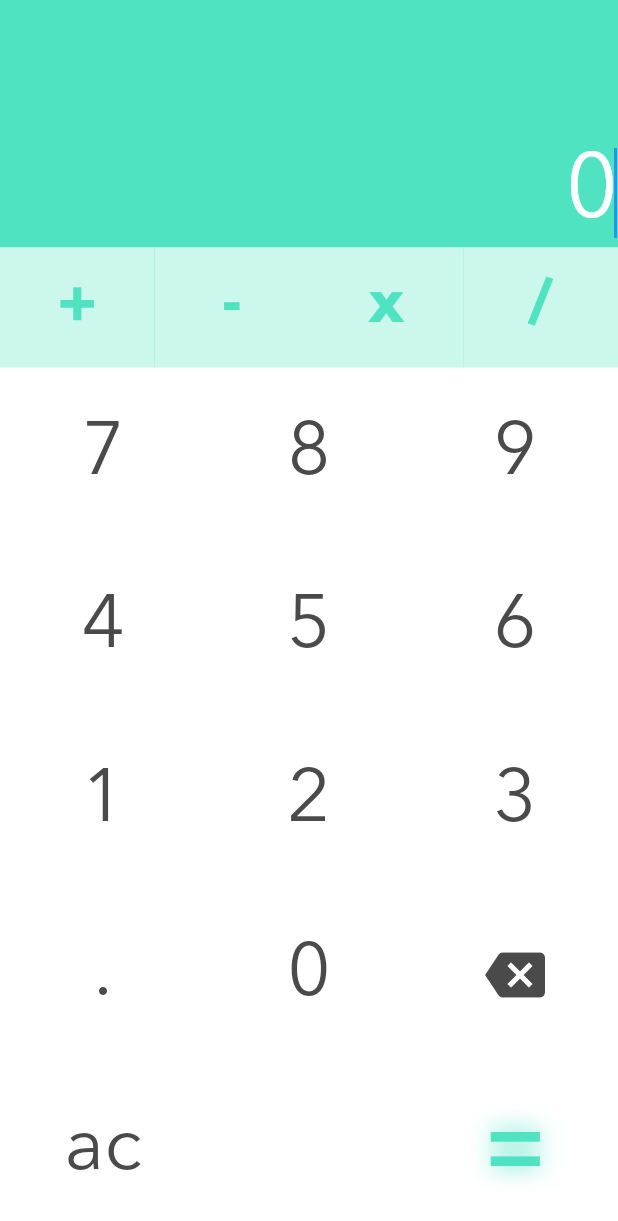
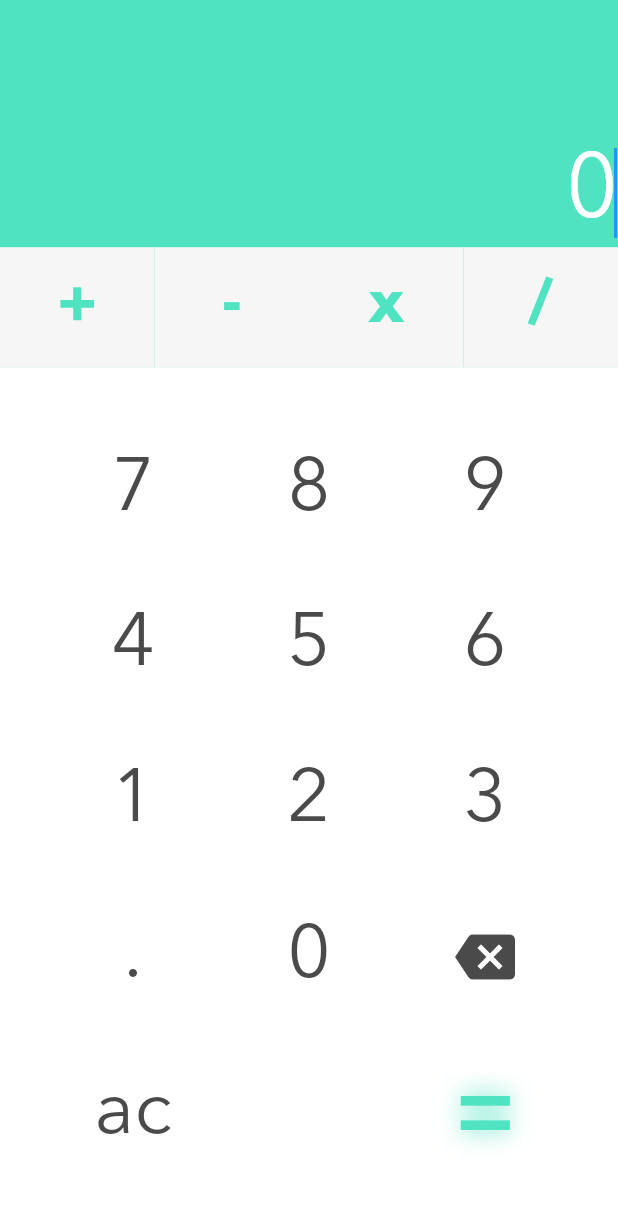
Before and after one commit to shubhamhackz/flutter-calculator, a Flutter app: the screen it shows after launch, on a phone screen of 412 x 824 dp. Shown: the top 1221 px of the screen. Run offline on Flutter 3.47's test engine with Material 2 defaults, Android fonts, the phone set to English and light mode, and no system bars.

Commit message:
second commit

```diff
--- a/lib/main.dart
+++ b/lib/main.dart
@@ -48,7 +48,7 @@ class _MyAppState extends State<MyApp> {
     setState(() {
       _actionKey = actionKey;
 
-      lastValue = double.parse(convertToString(_currentValues));
+        lastValue = double.parse(convertToString(_currentValues));
       print('Action Tapped :: $lastValue');
     });
   }
@@ -205,13 +205,12 @@ class _MyAppState extends State<MyApp> {
                 enabled: true,
                 autofocus: true,
                 controller: _textEditingController,
-
                 textAlign: TextAlign.right,
                 style: TextStyle(
                   fontFamily: 'Avenir',
                   fontStyle: FontStyle.normal,
                   color: Colors.white,
-                  fontSize: 60.0
+                  fontSize: 60.0,
                 ),
                 decoration: InputDecoration.collapsed(
                   hintText: '0',
@@ -232,6 +231,7 @@ class _MyAppState extends State<MyApp> {
           ),
           Expanded(
               child: Container(
+                padding: EdgeInsets.all(30.0),
                 color: Colors.white,
                   child: Column(
                   mainAxisAlignment: MainAxisAlignment.spaceEvenly,
@@ -369,7 +369,7 @@ class ActionButton extends StatelessWidget {
               child: Container(
                 alignment: Alignment.center,
                 padding: padding ?? EdgeInsets.all(0.0),
-                color: Colors.white70,
+                color: Color(0xffF6F6F6),
                 child: GestureDetector(
                   onTap: () {
                     onTapped(key);
```
